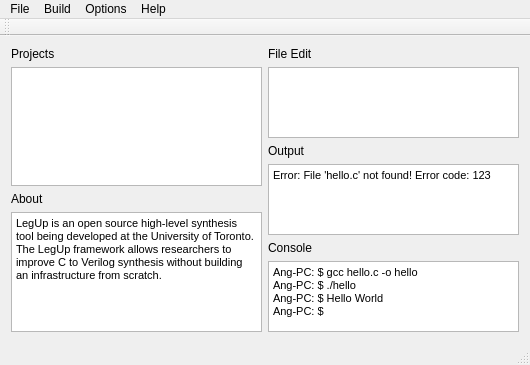
Above: legup_proper/mainwindow.ui from yunliangliu/LegUp_GUI before the change. Below: the same form after it.
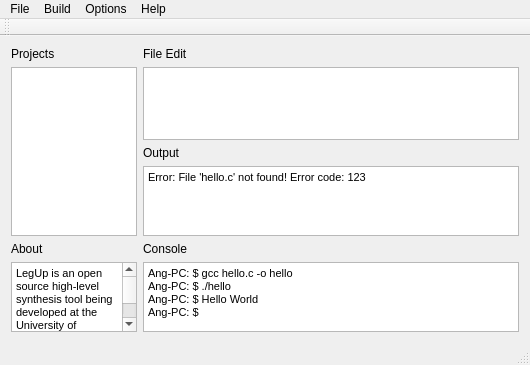
That is the form after the change. Icons and pictures are not drawn.

Commit message: added layout stretch factor

The edit to the form file:
```diff
--- a/legup_proper/mainwindow.ui
+++ b/legup_proper/mainwindow.ui
@@ -10,13 +10,19 @@
     <height>365</height>
    </rect>
   </property>
+  <property name="sizePolicy">
+   <sizepolicy hsizetype="Preferred" vsizetype="Preferred">
+    <horstretch>0</horstretch>
+    <verstretch>0</verstretch>
+   </sizepolicy>
+  </property>
   <property name="windowTitle">
    <string>LegUp</string>
   </property>
   <widget class="QWidget" name="centralWidget">
-   <layout class="QHBoxLayout" name="horizontalLayout">
+   <layout class="QHBoxLayout" name="horizontalLayout" stretch="1,3">
     <item>
-     <layout class="QVBoxLayout" name="verticalLayout">
+     <layout class="QVBoxLayout" name="verticalLayout" stretch="0,5,0,1">
       <item>
        <widget class="QLabel" name="label">
         <property name="text">
@@ -25,7 +31,14 @@
        </widget>
       </item>
       <item>
-       <widget class="QTreeView" name="treeView"/>
+       <widget class="QTreeView" name="treeView">
+        <property name="sizePolicy">
+         <sizepolicy hsizetype="Expanding" vsizetype="Expanding">
+          <horstretch>0</horstretch>
+          <verstretch>0</verstretch>
+         </sizepolicy>
+        </property>
+       </widget>
       </item>
       <item>
        <widget class="QLabel" name="label_2">
@@ -36,19 +49,25 @@
       </item>
       <item>
        <widget class="QTextBrowser" name="textBrowser">
+        <property name="sizePolicy">
+         <sizepolicy hsizetype="Expanding" vsizetype="Expanding">
+          <horstretch>0</horstretch>
+          <verstretch>0</verstretch>
+         </sizepolicy>
+        </property>
         <property name="html">
          <string>&lt;!DOCTYPE HTML PUBLIC &quot;-//W3C//DTD HTML 4.0//EN&quot; &quot;http://www.w3.org/TR/REC-html40/strict.dtd&quot;&gt;
 &lt;html&gt;&lt;head&gt;&lt;meta name=&quot;qrichtext&quot; content=&quot;1&quot; /&gt;&lt;style type=&quot;text/css&quot;&gt;
 p, li { white-space: pre-wrap; }
 &lt;/style&gt;&lt;/head&gt;&lt;body style=&quot; font-family:'MS Shell Dlg 2'; font-size:8.25pt; font-weight:400; font-style:normal;&quot;&gt;
-&lt;p style=&quot; margin-top:0px; margin-bottom:0px; margin-left:0px; margin-right:0px; -qt-block-indent:0; text-indent:0px;&quot;&gt;LegUp is an open source high-level synthesis tool being developed at the University of Toronto. The LegUp framework allows researchers to improve C to Verilog synthesis without building an infrastructure from scratch.&lt;/p&gt;&lt;/body&gt;&lt;/html&gt;</string>
+&lt;p style=&quot; margin-top:0px; margin-bottom:0px; margin-left:0px; margin-right:0px; -qt-block-indent:0; text-indent:0px;&quot;&gt;LegUp is an open source high-level synthesis tool being developed at the University of Toronto. The LegUp framework allows researchers to improve C to Verilog synthesis without building an infrastructure from scratch. Our long-term vision is to make FPGA programming easier for software developers.&lt;/p&gt;&lt;/body&gt;&lt;/html&gt;</string>
         </property>
        </widget>
       </item>
      </layout>
     </item>
     <item>
-     <layout class="QVBoxLayout" name="verticalLayout_2">
+     <layout class="QVBoxLayout" name="verticalLayout_2" stretch="0,4,0,1,0,1">
       <item>
        <widget class="QLabel" name="label_3">
         <property name="text">
@@ -57,7 +76,14 @@
        </widget>
       </item>
       <item>
-       <widget class="QTextEdit" name="textEdit"/>
+       <widget class="QTextEdit" name="textEdit">
+        <property name="sizePolicy">
+         <sizepolicy hsizetype="Expanding" vsizetype="Expanding">
+          <horstretch>0</horstretch>
+          <verstretch>0</verstretch>
+         </sizepolicy>
+        </property>
+       </widget>
       </item>
       <item>
        <widget class="QLabel" name="label_4">
@@ -68,6 +94,12 @@
       </item>
       <item>
        <widget class="QTextBrowser" name="textBrowser_2">
+        <property name="sizePolicy">
+         <sizepolicy hsizetype="Expanding" vsizetype="Expanding">
+          <horstretch>0</horstretch>
+          <verstretch>0</verstretch>
+         </sizepolicy>
+        </property>
         <property name="html">
          <string>&lt;!DOCTYPE HTML PUBLIC &quot;-//W3C//DTD HTML 4.0//EN&quot; &quot;http://www.w3.org/TR/REC-html40/strict.dtd&quot;&gt;
 &lt;html&gt;&lt;head&gt;&lt;meta name=&quot;qrichtext&quot; content=&quot;1&quot; /&gt;&lt;style type=&quot;text/css&quot;&gt;
@@ -86,6 +118,12 @@
       </item>
       <item>
        <widget class="QTextBrowser" name="textBrowser_3">
+        <property name="sizePolicy">
+         <sizepolicy hsizetype="Expanding" vsizetype="Expanding">
+          <horstretch>0</horstretch>
+          <verstretch>0</verstretch>
+         </sizepolicy>
+        </property>
         <property name="html">
          <string>&lt;!DOCTYPE HTML PUBLIC &quot;-//W3C//DTD HTML 4.0//EN&quot; &quot;http://www.w3.org/TR/REC-html40/strict.dtd&quot;&gt;
 &lt;html&gt;&lt;head&gt;&lt;meta name=&quot;qrichtext&quot; content=&quot;1&quot; /&gt;&lt;style type=&quot;text/css&quot;&gt;
```
The commit also changes 6 other files.
